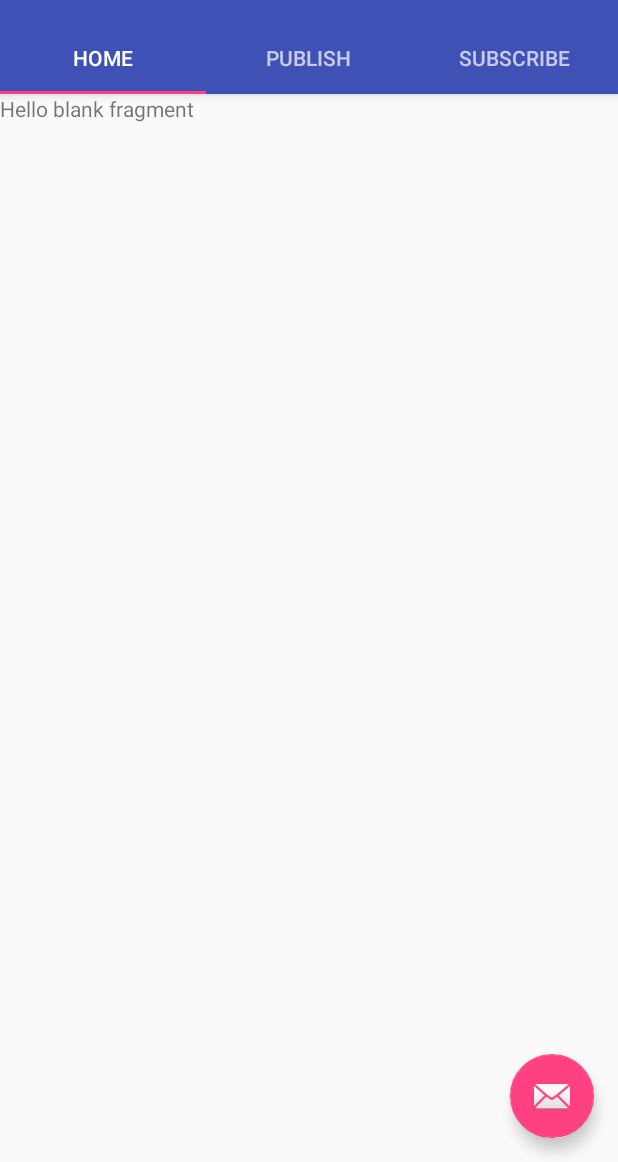
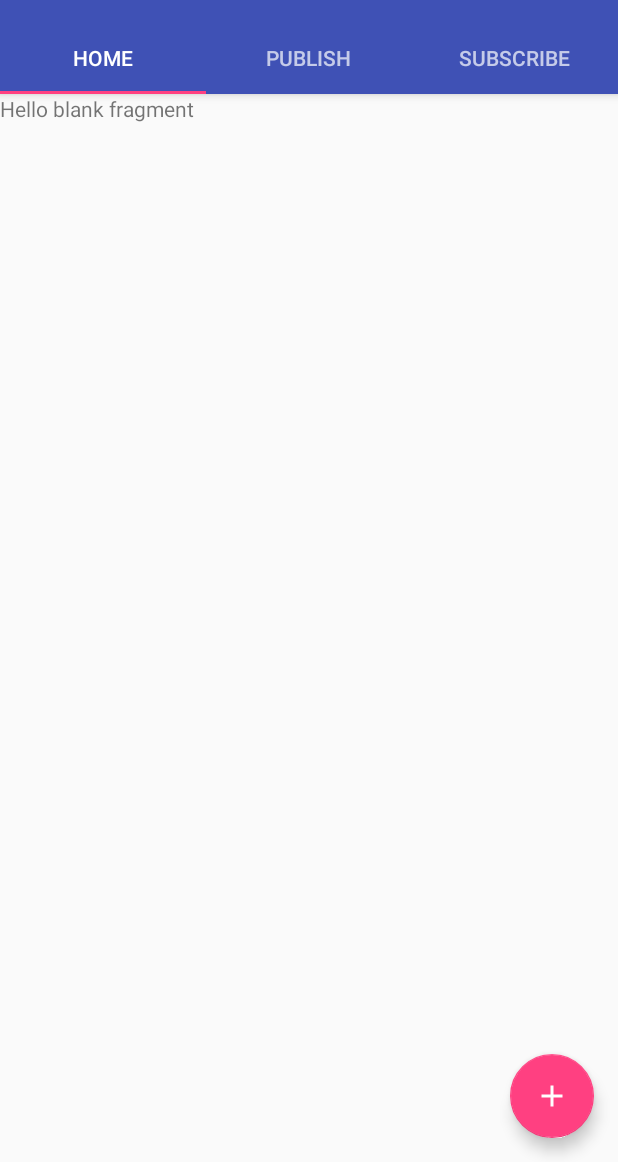
Before and after one commit to chaptone/MqttAppTest, an Android app: the TabActivity screen opened directly, with no data from a screen before it, on a phone screen of 412 x 824 dp, the part 74-1236 px from its top. Run offline under Robolectric (Android 15) with nearby library versions, the phone set to English and light mode, and no system bars; libraries missing offline, so code that uses them is left out: org.eclipse.paho.

Commit message:
change-ui-fab-button

```diff
--- a/app/src/main/res/drawable/ic_add.xml
+++ b/app/src/main/res/drawable/ic_add.xml
@@ -4,6 +4,6 @@
         android:viewportWidth="24.0"
         android:viewportHeight="24.0">
     <path
-        android:fillColor="#FFF"
+        android:fillColor="#ffffff"
         android:pathData="M19,13h-6v6h-2v-6H5v-2h6V5h2v6h6v2z"/>
 </vector>
--- a/app/src/main/res/layout/activity_tab.xml
+++ b/app/src/main/res/layout/activity_tab.xml
@@ -69,6 +69,6 @@
         android:layout_height="wrap_content"
         android:layout_gravity="end|bottom"
         android:layout_margin="@dimen/fab_margin"
-        app:srcCompat="@android:drawable/ic_dialog_email" />
+        android:src="@drawable/ic_add" />
 
 </android.support.design.widget.CoordinatorLayout>
```
